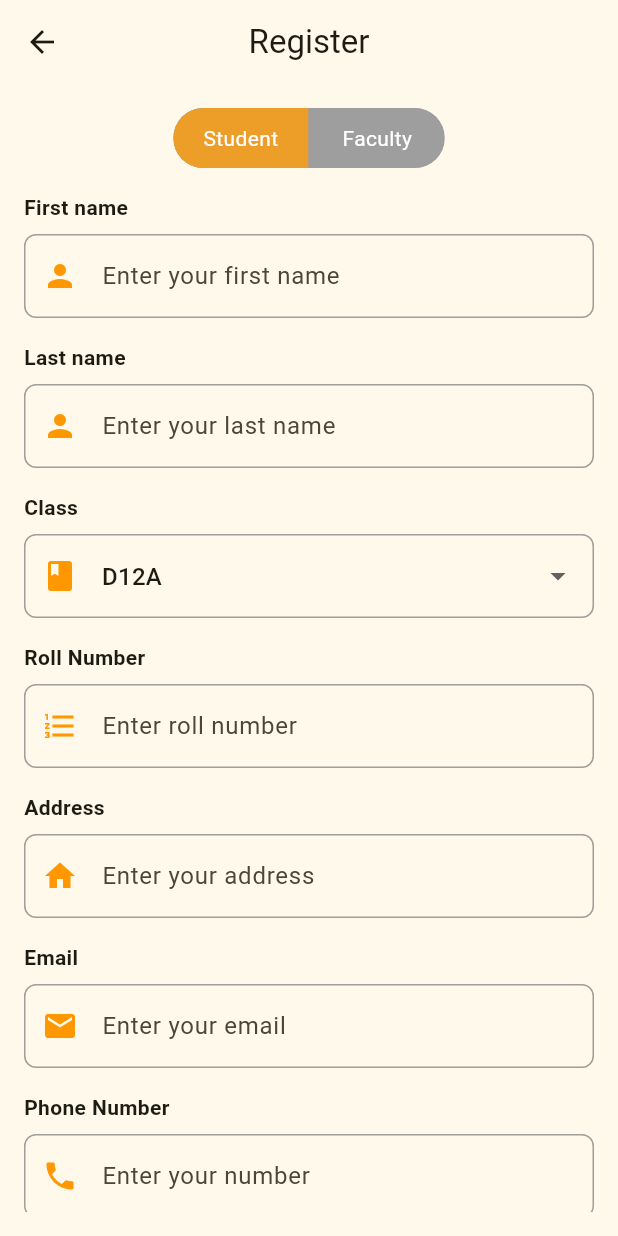
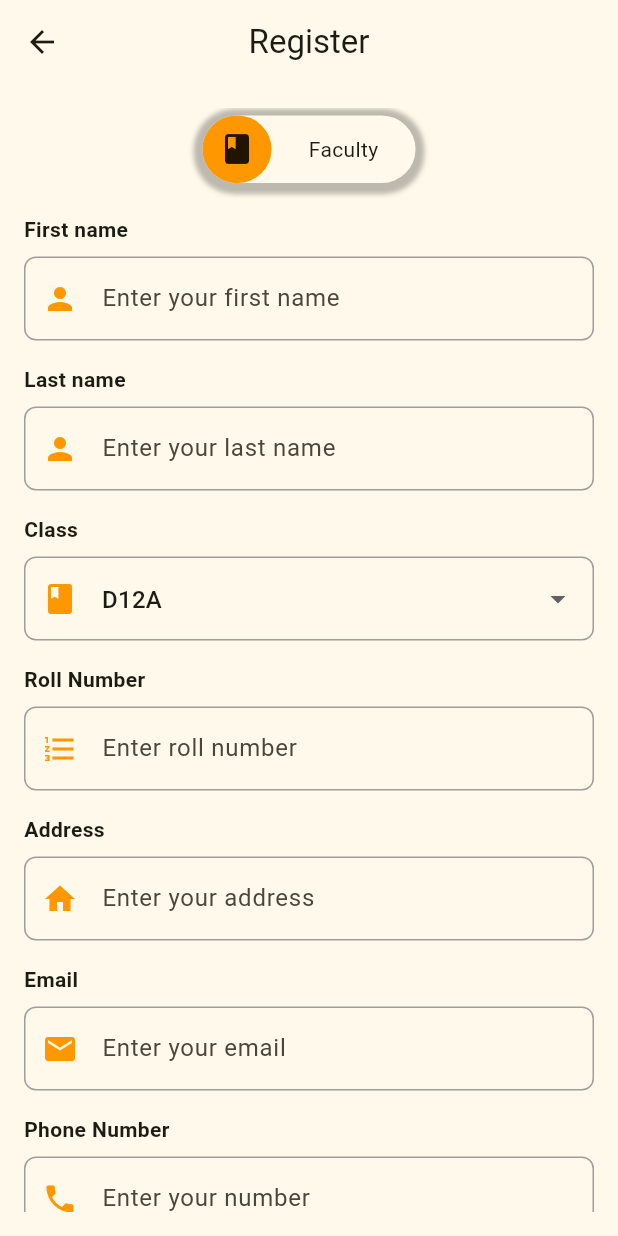
Before and after one commit to devanganaB/attendance_monitoring, a Flutter app: the Register screen opened directly, on a phone screen of 412 x 824 dp. Run offline on Flutter 3.47's test engine with Material 3 defaults, Android fonts, the phone set to English and light mode, and no system bars; drawn by our look-alikes of animated_toggle_switch, toggle_switch; our stand-ins replace cloud_firestore, firebase_auth, firebase_core, flutter_animate, fluttertoast; missing offline and left inert: flutter_barcode_scanner; accounts and stored records are empty; project files that could hold a hidden picture were left out.

Commit message:
homepage fixed

```diff
--- a/lib/screen/common/customdropdown.dart
+++ b/lib/screen/common/customdropdown.dart
@@ -52,7 +52,7 @@ class _CustomDropdownState extends State<CustomDropdown> {
                 Spacer(),
                 Icon(isExpanded
                     ? Icons.keyboard_arrow_up
-                    : Icons.keyboard_arrow_down),
+                    : Icons.keyboard_arrow_right),
               ],
             ),
           ),
@@ -71,9 +71,9 @@ class _CustomDropdownState extends State<CustomDropdown> {
                     });
                   },
                 ),
+              Divider(), // Add a divider after each dropdown
             ],
           ),
-        Divider(), // Add a divider after each dropdown
       ],
     );
   }
--- a/lib/screen/home.dart
+++ b/lib/screen/home.dart
@@ -25,7 +25,6 @@ class _HomeState extends State<Home> {
         child: Column(
           crossAxisAlignment: CrossAxisAlignment.start,
           children: [
-            // Student info section
             Padding(
               padding: EdgeInsets.all(15.0),
               child: Row(
@@ -79,7 +78,7 @@ class _HomeState extends State<Home> {
                 ),
                 CustomDropdown(
                   title: 'Class Attendance Report',
-                  options: [],
+                  options: ['one', 'two'],
                 ),
                 CustomDropdown(
                   title: 'Faculty Details',
--- a/lib/screen/register.dart
+++ b/lib/screen/register.dart
@@ -7,6 +7,7 @@ import 'package:firebase_core/firebase_core.dart';
 import 'package:cloud_firestore/cloud_firestore.dart';
 import 'package:fluttertoast/fluttertoast.dart';
 import 'package:toggle_switch/toggle_switch.dart';
+import 'package:animated_toggle_switch/animated_toggle_switch.dart';
 
 class Register extends StatefulWidget {
   const Register({Key? key}) : super(key: key);
@@ -43,6 +44,7 @@ class _RegisterState extends State<Register> {
   String photoUrl = ''; // Provide the URL or path of the photo here
   final FirebaseAuth _auth = FirebaseAuth.instance;
   final _db = FirebaseFirestore.instance;
+  bool positive = false;
 
   String? firstNameError;
   String? lastNameError;
@@ -85,7 +87,6 @@ class _RegisterState extends State<Register> {
         'email': _emailController.text,
         'name': '${_firstNameController.text} ${_lastNameController.text}',
         'roll': _rollNumberController.text,
-        // 'division': _divisionController.text,
         'class': selectedClass,
         'contact': '+91${_contactNumberController.text}',
         'address': _addressController.text,
@@ -123,25 +124,40 @@ class _RegisterState extends State<Register> {
             crossAxisAlignment: CrossAxisAlignment.stretch,
             children: <Widget>[
               Center(
-                child: ToggleSwitch(
-                  minWidth: 90.0,
-                  initialLabelIndex: 0,
-                  cornerRadius: 20.0,
-                  activeFgColor: Colors.white,
-                  inactiveBgColor: Colors.grey,
-                  inactiveFgColor: Colors.white,
-                  totalSwitches: 2,
-                  labels: ['Student', 'Faculty'],
-                  activeBgColors: [
-                    [Pallete.bgprimary],
-                    [Colors.pink]
-                  ],
-                  onToggle: (index) {
-                    print('switched to: $index');
-                  },
+                child: AnimatedToggleSwitch<bool>.dual(
+                  current: role == 0 ? true : false,
+                  first: true,
+                  second: false,
+                  spacing: 50.0,
+                  style: const ToggleStyle(
+                    borderColor: Colors.transparent,
+                    boxShadow: const [
+                      BoxShadow(
+                        color: Colors.black26,
+                        spreadRadius: 1,
+                        blurRadius: 2,
+                        offset: Offset(0, 1.5),
+                      ),
+                    ],
+                  ),
+                  borderWidth: 5.0,
+                  height: 55,
+                  onChanged: (b) => setState(() {
+                    role = b ? 0 : 1;
+                    print('role is switched to $role');
+                  }),
+                  styleBuilder: (b) => ToggleStyle(
+                    indicatorColor: b ? Colors.orange : Colors.green,
+                  ),
+                  iconBuilder: (value) =>
+                      value ? Icon(Icons.book) : Icon(Icons.circle),
+                  textBuilder: (value) => value
+                      ? Center(child: Text('Faculty'))
+                      : Center(child: Text('Student')),
                 ),
               ),
               SizedBox(height: 16),
+
               buildTextField(
                 'First name',
                 Icons.person,
@@ -193,6 +209,7 @@ class _RegisterState extends State<Register> {
                 controller: _classController,
                 classOptions: classOptions,
                 errorText: classError,
+                enabled: role == 0,
                 validator: (value) {
                   setState(() {
                     classError = _validateClass(value);
@@ -208,6 +225,7 @@ class _RegisterState extends State<Register> {
                 controller: _rollNumberController,
                 keyboardType: TextInputType.number,
                 errorText: rollNumberError,
+                enabled: role == 0,
                 validator: (value) {
                   setState(() {
                     rollNumberError = _validateRollNumber(value);
@@ -336,8 +354,13 @@ class _RegisterState extends State<Register> {
     if (value == null || value.isEmpty) {
       return 'Please enter your email';
     }
-    if (!RegExp(r'^20(2[0-9]|3[0-4])\.[a-zA-Z]+\.[a-zA-Z]+@ves\.ac\.in$')
-        .hasMatch(value)) {
+    String regexPattern;
+    if (role == 0) {
+      regexPattern = r'^20(2[0-9]|3[0-4])\.[a-zA-Z]+\.[a-zA-Z]+@ves\.ac\.in$';
+    } else {
+      regexPattern = r'.+[a-zA-Z]+\.[a-zA-Z]+@ves\.ac\.in$';
+    }
+    if (!RegExp(regexPattern).hasMatch(value)) {
       return 'Please enter a valid ves email';
     }
     return null;
@@ -408,6 +431,7 @@ class _RegisterState extends State<Register> {
     TextInputType? keyboardType,
     FormFieldValidator<String>? validator,
     String? errorText,
+    bool enabled = true,
   }) {
     return Column(
       crossAxisAlignment: CrossAxisAlignment.start,
@@ -429,18 +453,22 @@ class _RegisterState extends State<Register> {
                     child: Text(value),
                   );
                 }).toList(),
-                onChanged: (newValue) {
-                  setState(() {
-                    selectedClass = newValue;
-                  });
-                  controller!.text = newValue!;
-                },
+                onChanged: enabled
+                    ? (newValue) {
+                        setState(() {
+                          selectedClass = newValue;
+                        });
+                        controller!.text = newValue!;
+                      }
+                    : null,
                 decoration: InputDecoration(
-                  prefixIcon: Icon(icon, color: Pallete.primary),
+                  prefixIcon: Icon(icon,
+                      color: enabled ? Pallete.primary : Colors.grey[200]!),
                   hintText: hint,
                   border: const OutlineInputBorder(),
                   enabledBorder: OutlineInputBorder(
-                    borderSide: BorderSide(color: Pallete.grey),
+                    borderSide: BorderSide(
+                        color: enabled ? Pallete.grey : Colors.grey[200]!),
                     borderRadius: BorderRadius.circular(8),
                   ),
                   focusedBorder: OutlineInputBorder(
@@ -455,6 +483,7 @@ class _RegisterState extends State<Register> {
                 controller: controller,
                 obscureText: isPassword,
                 keyboardType: keyboardType,
+                enabled: enabled,
                 validator: validator,
                 onChanged: (value) {
                   if (validator != null) {
@@ -465,11 +494,13 @@ class _RegisterState extends State<Register> {
                   }
                 },
                 decoration: InputDecoration(
-                  prefixIcon: Icon(icon, color: Pallete.primary),
+                  prefixIcon: Icon(icon,
+                      color: enabled ? Pallete.primary : Colors.grey[200]!),
                   hintText: hint,
                   border: const OutlineInputBorder(),
                   enabledBorder: OutlineInputBorder(
-                    borderSide: BorderSide(color: Pallete.grey),
+                    borderSide: BorderSide(
+                        color: enabled ? Pallete.grey : Colors.grey[200]!),
                     borderRadius: BorderRadius.circular(8),
                   ),
                   focusedBorder: OutlineInputBorder(
--- a/pubspec.yaml
+++ b/pubspec.yaml
@@ -37,7 +37,9 @@ dependencies:
   provider: ^6.1.1
   fluttertoast: ^8.2.4
   firebase_auth: ^4.16.0
-  toggle_switch: ^2.2.1
+  # toggle_switch: ^2.2.1
+  animated_toggle_switch: ^0.8.2
+  calendar_date_picker2: ^0.5.5
 
   # The following adds the Cupertino Icons font to your application.
   # Use with the CupertinoIcons class for iOS style icons.
```
Also changed, not shown: lib/screen/common/calendar.dart (added), pubspec.lock, 1 other file.
